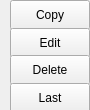
Above: src/qt/pivx/forms/tooltipmenu.ui from KingricharVD/DSW before the change. Below: the same form after it.
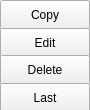
That is the form after the change.

The edit to the form file:
```diff
--- a/src/qt/pivx/forms/tooltipmenu.ui
+++ b/src/qt/pivx/forms/tooltipmenu.ui
@@ -48,7 +48,7 @@
        <number>0</number>
       </property>
       <property name="leftMargin">
-       <number>10</number>
+       <number>0</number>
       </property>
       <property name="topMargin">
        <number>0</number>
@@ -59,17 +59,13 @@
       <property name="bottomMargin">
        <number>0</number>
       </property>
-      <item alignment="Qt::AlignLeft">
+      <item>
+	   <layout class="QHBoxLayout" name="horizontalLayout_2">
+	    <item>
        <widget class="QPushButton" name="btnCopy">
-        <property name="sizePolicy">
-         <sizepolicy hsizetype="Maximum" vsizetype="Fixed">
-          <horstretch>0</horstretch>
-          <verstretch>0</verstretch>
-         </sizepolicy>
-        </property>
         <property name="minimumSize">
          <size>
-          <width>0</width>
+            <width>30</width>
           <height>30</height>
          </size>
         </property>
@@ -87,17 +83,15 @@
         </property>
        </widget>
       </item>
-      <item alignment="Qt::AlignLeft">
+       </layout>
+      </item>
+      <item>
+       <layout class="QHBoxLayout" name="horizontalLayout_3">
+	    <item>
        <widget class="QPushButton" name="btnEdit">
-        <property name="sizePolicy">
-         <sizepolicy hsizetype="Maximum" vsizetype="Fixed">
-          <horstretch>0</horstretch>
-          <verstretch>0</verstretch>
-         </sizepolicy>
-        </property>
         <property name="minimumSize">
          <size>
-          <width>0</width>
+            <width>30</width>
           <height>30</height>
          </size>
         </property>
@@ -115,17 +109,15 @@
         </property>
        </widget>
       </item>
-      <item alignment="Qt::AlignLeft">
+       </layout>
+      </item>
+      <item>
+       <layout class="QHBoxLayout" name="horizontalLayout_4">
+        <item>
        <widget class="QPushButton" name="btnDelete">
-        <property name="sizePolicy">
-         <sizepolicy hsizetype="Maximum" vsizetype="Fixed">
-          <horstretch>0</horstretch>
-          <verstretch>0</verstretch>
-         </sizepolicy>
-        </property>
         <property name="minimumSize">
          <size>
-          <width>0</width>
+            <width>30</width>
           <height>30</height>
          </size>
         </property>
@@ -143,17 +135,15 @@
         </property>
        </widget>
       </item>
-      <item alignment="Qt::AlignLeft">
+       </layout>
+      </item>
+      <item>
+       <layout class="QHBoxLayout" name="horizontalLayout_5">
+        <item>
        <widget class="QPushButton" name="btnLast">
-        <property name="sizePolicy">
-         <sizepolicy hsizetype="Maximum" vsizetype="Fixed">
-          <horstretch>0</horstretch>
-          <verstretch>0</verstretch>
-         </sizepolicy>
-        </property>
         <property name="minimumSize">
          <size>
-          <width>0</width>
+            <width>30</width>
           <height>30</height>
          </size>
         </property>
@@ -170,6 +160,8 @@
          <string>Last</string>
         </property>
        </widget>
+        </item>
+       </layout>
       </item>
      </layout>
     </widget>
```
Lines whose indentation alone changed are shown as unchanged.
